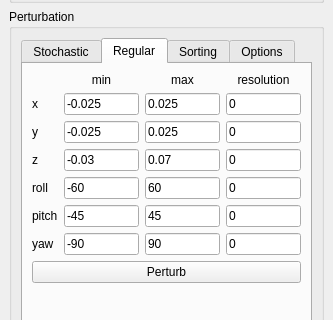
First picture: the form in src/plugins/alignment_experiment/alignment_experiment.ui, repository dagothar/gripperz, before the edit; both pictures show x 0 to 333 and y 97 to 417 of the 333 by 825 pixel window.
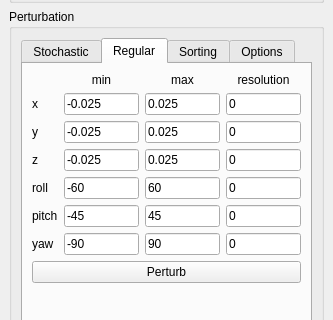
Second picture: the form after the edit. The open tabs and pages were chosen to show the change.

Commit message: changed ranges in the plugin

```diff
--- a/src/plugins/alignment_experiment/alignment_experiment.ui
+++ b/src/plugins/alignment_experiment/alignment_experiment.ui
@@ -216,14 +216,14 @@
            <item row="3" column="3">
             <widget class="QLineEdit" name="zMaxEdit">
              <property name="text">
-              <string>0.07</string>
+              <string>0.025</string>
              </property>
             </widget>
            </item>
            <item row="3" column="2">
             <widget class="QLineEdit" name="zMinEdit">
              <property name="text">
-              <string>-0.03</string>
+              <string>-0.025</string>
              </property>
             </widget>
            </item>
```
